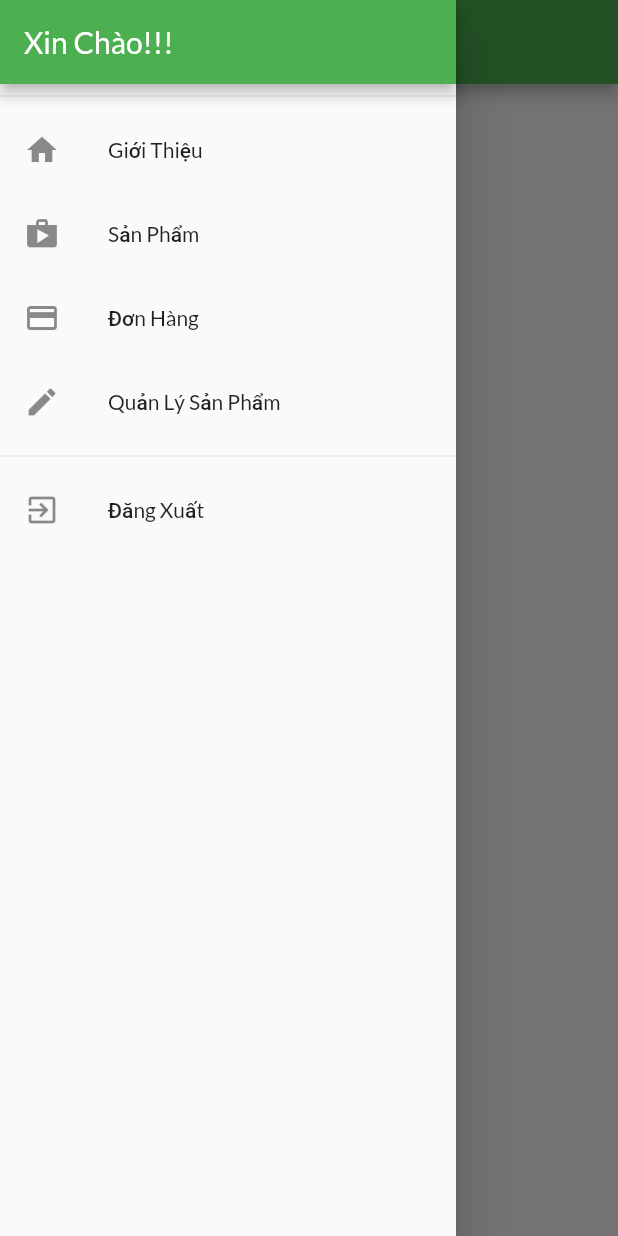
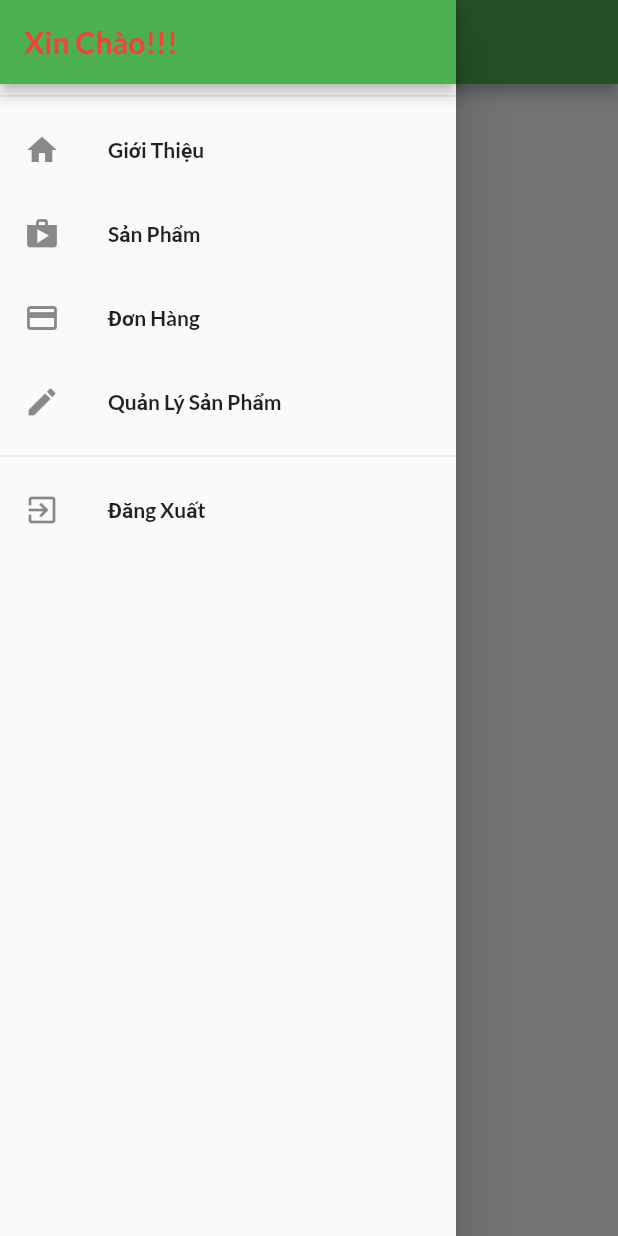
Before and after one commit to NguyenNhiB1909962/CT48401_BaoCao_B1909962_Nguyen_Nhi, a Flutter app: the OrdersScreen screen opened by its route, with the side drawer open, on a phone screen of 412 x 824 dp. Run offline on Flutter 3.47's test engine with Material 2 defaults, Android fonts, the phone set to English and light mode, and no system bars; our stand-ins replace flutter_dotenv, shared_preferences; accounts and stored records are empty.

Commit message:
Project My Book Store

```diff
--- a/lib/models/cart_item.dart
+++ b/lib/models/cart_item.dart
@@ -3,12 +3,14 @@ class CartItem {
   final String title;
   final int quantity;
   final double price;
+  final String imageUrl;
 
   CartItem({
     required this.id,
     required this.title,
     required this.quantity,
     required this.price,
+    required this.imageUrl,
   });
 
   CartItem copyWith({
@@ -16,12 +18,14 @@ class CartItem {
     String? title,
     int? quantity,
     double? price,
+    String? imageUrl,
   }) {
     return CartItem(
       id: id ?? this.id,
       title: title ?? this.title,
       quantity: quantity ?? this.quantity,
       price: price ?? this.price,
+      imageUrl: imageUrl ?? this.imageUrl,
     );
   }
 }
--- a/lib/ui/cart/cart_manager.dart
+++ b/lib/ui/cart/cart_manager.dart
@@ -45,6 +45,7 @@ class CartManager with ChangeNotifier {
           title: product.title,
           price: product.price,
           quantity: 1,
+          imageUrl: product.imageUrl,
         ),
       );
     }
--- a/lib/ui/orders/order_item_card.dart
+++ b/lib/ui/orders/order_item_card.dart
@@ -45,6 +45,7 @@ class _OrderItemCardState extends State<OrderItemCard> {
                 style: const TextStyle(
                   fontSize: 18,
                   fontWeight: FontWeight.bold,
+                  color: Colors.red,
                 ),
               ),
               Text(
--- a/lib/ui/products/user_product_list_tile.dart
+++ b/lib/ui/products/user_product_list_tile.dart
@@ -65,7 +65,7 @@ class UserProductListTile extends StatelessWidget{
           arguments: product.id,
         );
       },
-      color: Theme.of(context).primaryColor,
+      color: Theme.of(context).disabledColor,
     );
   }
 }
--- a/lib/ui/shared/app_drawer.dart
+++ b/lib/ui/shared/app_drawer.dart
@@ -16,27 +16,27 @@ class AppDrawer extends StatelessWidget {
       child: Column(
         children: <Widget>[
           AppBar(
-            title: const Text('Xin Chào!!!'),
+            title: const Text('Xin Chào!!!', style: TextStyle(fontWeight: FontWeight.bold, color: Colors.red),),
             automaticallyImplyLeading: false,
           ),
           const Divider(),
           ListTile(
             leading: const Icon(Icons.home),
-            title: const Text('Giới Thiệu'),
+            title: const Text('Giới Thiệu', style: TextStyle(fontWeight: FontWeight.bold),),
             onTap: () {
               Navigator.of(context).pushReplacementNamed(IntroduceScreen.routeName);
             },
           ),
           ListTile(
             leading: const Icon(Icons.shop),
-            title: const Text('Sản Phẩm'),
+            title: const Text('Sản Phẩm', style: TextStyle(fontWeight: FontWeight.bold),),
             onTap: () {
               Navigator.of(context).pushReplacementNamed(ProductsOverviewScreen.routeName);
             },
           ),
           ListTile(
             leading: const Icon(Icons.payment),
-            title: const Text('Đơn Hàng'),
+            title: const Text('Đơn Hàng', style: TextStyle(fontWeight: FontWeight.bold),),
             onTap: () {
               Navigator.of(context)
                 .pushReplacementNamed(OrdersScreen.routeName);
@@ -44,7 +44,7 @@ class AppDrawer extends StatelessWidget {
           ),
           ListTile(
             leading: const Icon(Icons.edit),
-            title: const Text('Quản Lý Sản Phẩm'),
+            title: const Text('Quản Lý Sản Phẩm', style: TextStyle(fontWeight: FontWeight.bold),),
             onTap: () {
               Navigator.of(context)
                 .pushReplacementNamed(UserProductsScreen.routeName);
@@ -53,7 +53,7 @@ class AppDrawer extends StatelessWidget {
           const Divider(),
           ListTile(
             leading: const Icon(Icons.exit_to_app),
-            title: const Text('Đăng Xuất'),
+            title: const Text('Đăng Xuất', style: TextStyle(fontWeight: FontWeight.bold),),
             onTap: () {
               Navigator.of(context)
                 ..pop()
```
Also changed, not shown: lib/ui/cart/cart_item_card.dart (+1 -6 lines).
